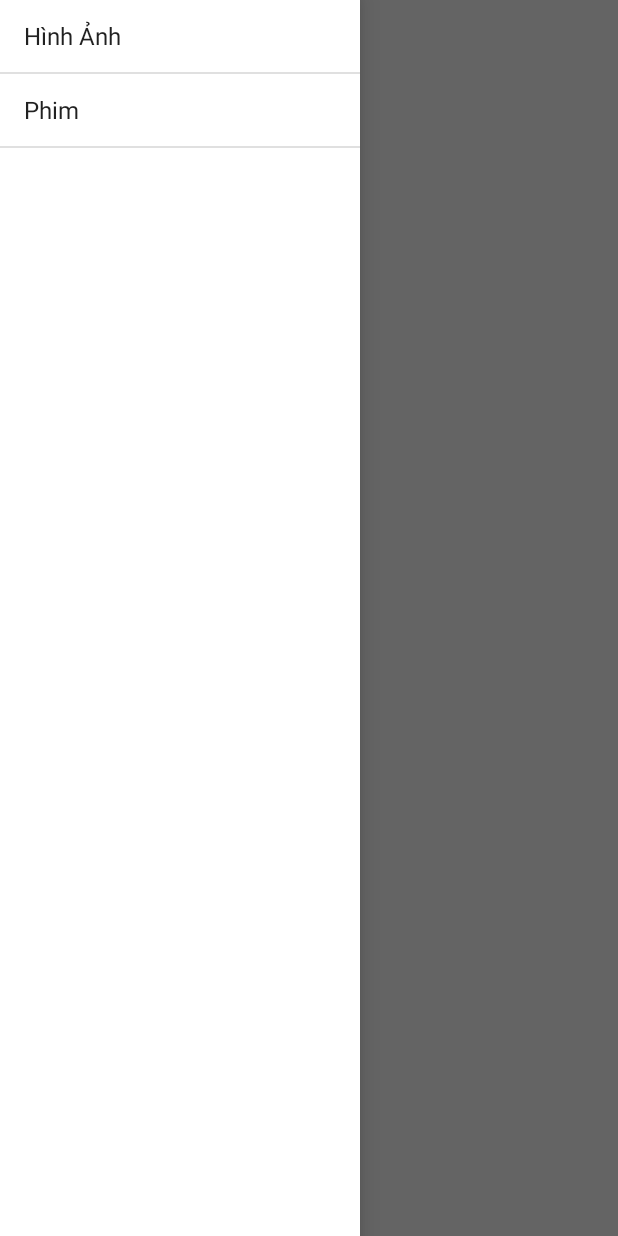
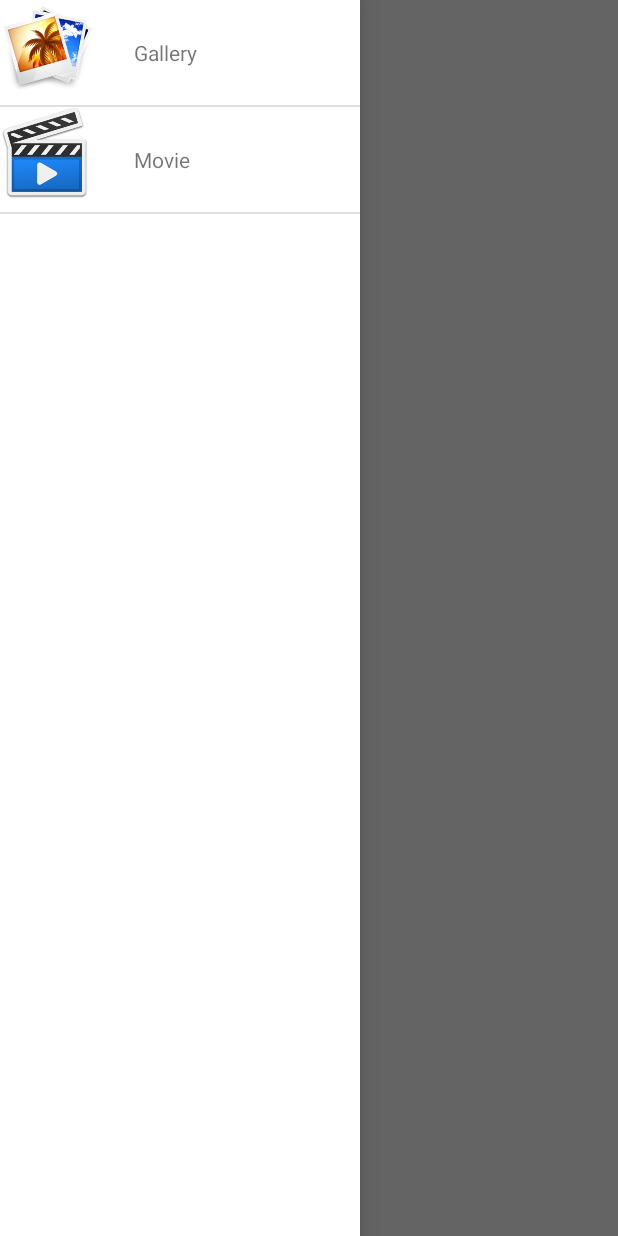
Before and after one commit to minhthe/DemoGallery, an Android app: the screen it shows after launch (MainActivity), with the side drawer open, on a phone screen of 412 x 824 dp. Run offline under Robolectric (Android 15) with nearby library versions, the phone set to English and light mode, and no system bars.

Commit message:
Done Drawer List View Stop create tab

```diff
--- a/app/src/main/java/com/minhthe/dell/demogallery/MainActivity.java
+++ b/app/src/main/java/com/minhthe/dell/demogallery/MainActivity.java
@@ -1,32 +1,113 @@
 package com.minhthe.dell.demogallery;
 
+import android.content.ClipData;
 import android.os.Bundle;
 import android.support.design.widget.FloatingActionButton;
 import android.support.design.widget.Snackbar;
+import android.support.v4.widget.DrawerLayout;
+import android.support.v7.app.ActionBar;
+import android.support.v7.app.ActionBarDrawerToggle;
 import android.support.v7.app.AppCompatActivity;
 import android.support.v7.widget.Toolbar;
 import android.view.View;
 import android.view.Menu;
 import android.view.MenuItem;
+import android.widget.AdapterView;
 import android.widget.ArrayAdapter;
 import android.widget.ListView;
+import android.widget.Toast;
+
+import com.minhthe.dell.demogallery.customAdapter.ListViewCustomAdapter;
+import com.minhthe.dell.demogallery.dto.ItemDrawer;
+
+import java.util.ArrayList;
+import java.util.List;
 
 public class MainActivity extends AppCompatActivity {
 
 
-    String itemDrawer[] ={"Hình Ảnh", "Phim"};
+    String contentDrawer[] ={"Gallery", "Movie"};
+    int iconDrawer[]={R.drawable.gallery, R.drawable.movie};
     ListView lvMenuDrawer;
+
+    DrawerLayout drawerLayout;
+    ActionBarDrawerToggle drawerToggle ;
+
+    String[] itemTab = {"List Movie","List Gallery"};
+    android.app.ActionBar actionBar ;
     @Override
     protected void onCreate(Bundle savedInstanceState) {
         super.onCreate(savedInstanceState);
         setContentView(R.layout.activity_main);
         lvMenuDrawer =(ListView) findViewById(R.id.lvMenuDrawer);
 
+// exercise : create tab
+//        actionBar = getActionBar();
+//
+//        actionBar.setNavigationMode();
+
 //        //đổ dữ liệu vào thông qua adapter, simple_list_item_1=dùng giao diện default của android
-        ArrayAdapter<String> adapter =
-                new ArrayAdapter<String>(this,android.R.layout.simple_list_item_1,itemDrawer);
-        //đổ data và thằng lvMenuDrawer
-        lvMenuDrawer.setAdapter(adapter);
+//        ArrayAdapter<String> adapter =
+//                new ArrayAdapter<String>(this,android.R.layout.simple_list_item_1,contentDrawer);
+//        //đổ data và thằng lvMenuDrawer
+//        lvMenuDrawer.setAdapter(adapter);
+
+        // create list of ItemDrawer
+        List<ItemDrawer> itemDrawerList = new ArrayList<ItemDrawer>();
+        ItemDrawer item1 = new ItemDrawer(iconDrawer[0],contentDrawer[0]);
+        ItemDrawer item2 = new ItemDrawer(iconDrawer[1],contentDrawer[1]);
+        itemDrawerList.add(item1);
+        itemDrawerList.add(item2);
+
+        ListViewCustomAdapter listViewCustomAdapter =
+                new ListViewCustomAdapter
+                        (this,R.layout.custom_layout_listview_drawer,itemDrawerList);
+        lvMenuDrawer.setAdapter(listViewCustomAdapter);
+
+        lvMenuDrawer.setOnItemClickListener(new AdapterView.OnItemClickListener() {
+            @Override
+            public void onItemClick(AdapterView<?> parent, View view, int position, long id) {
+                switch (position){
+                    case 0:
+                        Toast.makeText(getApplicationContext()
+                                ,"you choose Gallery",Toast.LENGTH_LONG).show();break;
+                    case 1:
+                        Toast.makeText(getApplicationContext()
+                                ,"you choose Movie",Toast.LENGTH_LONG).show();break;
+                }
+            }
+        });
+
+        drawerLayout = (DrawerLayout) findViewById(R.id.mydrawer);
+
+        drawerToggle = new ActionBarDrawerToggle(this,drawerLayout,R.string.open,R.string.close){
+            @Override
+            public void onDrawerOpened(View drawerView) {
+                super.onDrawerOpened(drawerView);
+//                getActionBar().setTitle(R.string.open);
+                Toast.makeText(getApplicationContext()
+                        ,"you open",Toast.LENGTH_SHORT).show();
+            }
+
+            @Override
+            public void onDrawerClosed(View drawerView) {
+                super.onDrawerClosed(drawerView);
+//                getActionBar().setTitle(R.string.close);
+                Toast.makeText(getApplicationContext()
+                        ,"you close",Toast.LENGTH_SHORT).show();
+            }
+
+//            @Override
+//            public void onDrawerSlide(View drawerView, float slideOffset) {
+//                super.onDrawerSlide(drawerView, slideOffset);
+//                Toast.makeText(getApplicationContext()
+//                        ,"you slide",Toast.LENGTH_SHORT).show();
+//
+//            }
+        };
+        drawerLayout.addDrawerListener(drawerToggle);
+
+
     }
 
     @Override
--- /dev/null
+++ b/app/src/main/java/com/minhthe/dell/demogallery/customAdapter/ListViewCustomAdapter.java
@@ -0,0 +1,44 @@
+package com.minhthe.dell.demogallery.customAdapter;
+
+import android.content.Context;
+import android.view.View;
+import android.view.ViewGroup;
+import android.widget.ArrayAdapter;
+import android.widget.ImageView;
+import android.widget.TextView;
+
+import com.minhthe.dell.demogallery.R;
+import com.minhthe.dell.demogallery.dto.ItemDrawer;
+
+import java.util.List;
+
+/**
+ * Created by ttran230 on 8/7/2016.
+ */
+public class ListViewCustomAdapter extends ArrayAdapter<ItemDrawer> {
+    Context context;
+    int resource;
+    List<ItemDrawer> itemDrawerList;
+
+    public ListViewCustomAdapter(Context context, int resource, List<ItemDrawer> itemDrawerList) {
+        super(context, resource, itemDrawerList);
+        this.context = context;
+        this.resource = resource;
+        this.itemDrawerList = itemDrawerList;
+    }
+
+    @Override
+    public View getView(int position, View convertView, ViewGroup parent) {
+//        return super.getView(position, convertView, parent);
+
+        View view = View.inflate(context,resource,null);
+        ImageView image = (ImageView) view.findViewById(R.id.iconDrawer);
+        TextView text = (TextView) view.findViewById(R.id.contentDrawer);
+
+        ItemDrawer item = itemDrawerList.get(position);
+        image.setImageResource(item.getImageItem());
+        text.setText(item.getTextItem());
+
+        return view;
+    }
+}
--- /dev/null
+++ b/app/src/main/java/com/minhthe/dell/demogallery/dto/ItemDrawer.java
@@ -0,0 +1,30 @@
+package com.minhthe.dell.demogallery.dto;
+
+/**
+ * Created by ttran230 on 8/7/2016.
+ */
+public class ItemDrawer {
+    int ImageItem;
+    String TextItem;
+
+    public ItemDrawer(int imageItem, String textItem) {
+        ImageItem = imageItem;
+        TextItem = textItem;
+    }
+
+    public int getImageItem() {
+        return ImageItem;
+    }
+
+    public void setImageItem(int imageItem) {
+        ImageItem = imageItem;
+    }
+
+    public String getTextItem() {
+        return TextItem;
+    }
+
+    public void setTextItem(String textItem) {
+        TextItem = textItem;
+    }
+}
--- /dev/null
+++ b/app/src/main/res/layout/custom_layout_listview_drawer.xml
@@ -0,0 +1,15 @@
+<?xml version="1.0" encoding="utf-8"?>
+<LinearLayout xmlns:android="http://schemas.android.com/apk/res/android"
+     android:layout_width="fill_parent"
+    android:layout_height="fill_parent">
+
+    <ImageView android:layout_height="64dp"
+    android:layout_width="64dp"
+    android:id="@+id/iconDrawer"/>
+
+    <TextView
+        android:layout_width="wrap_content"
+        android:layout_height="wrap_content"
+        android:layout_margin="25dp"
+        android:id="@+id/contentDrawer"/>
+</LinearLayout>
--- a/app/src/main/res/values/strings.xml
+++ b/app/src/main/res/values/strings.xml
@@ -1,4 +1,6 @@
 <resources>
     <string name="app_name">DemoGallery</string>
     <string name="action_settings">Settings</string>
+    <string name="open">Movie</string>
+    <string name="close">Gallery</string>
 </resources>
```
Also changed, not shown: app/src/main/res/drawable/gallery.png (added), app/src/main/res/drawable/movie.png (added).
